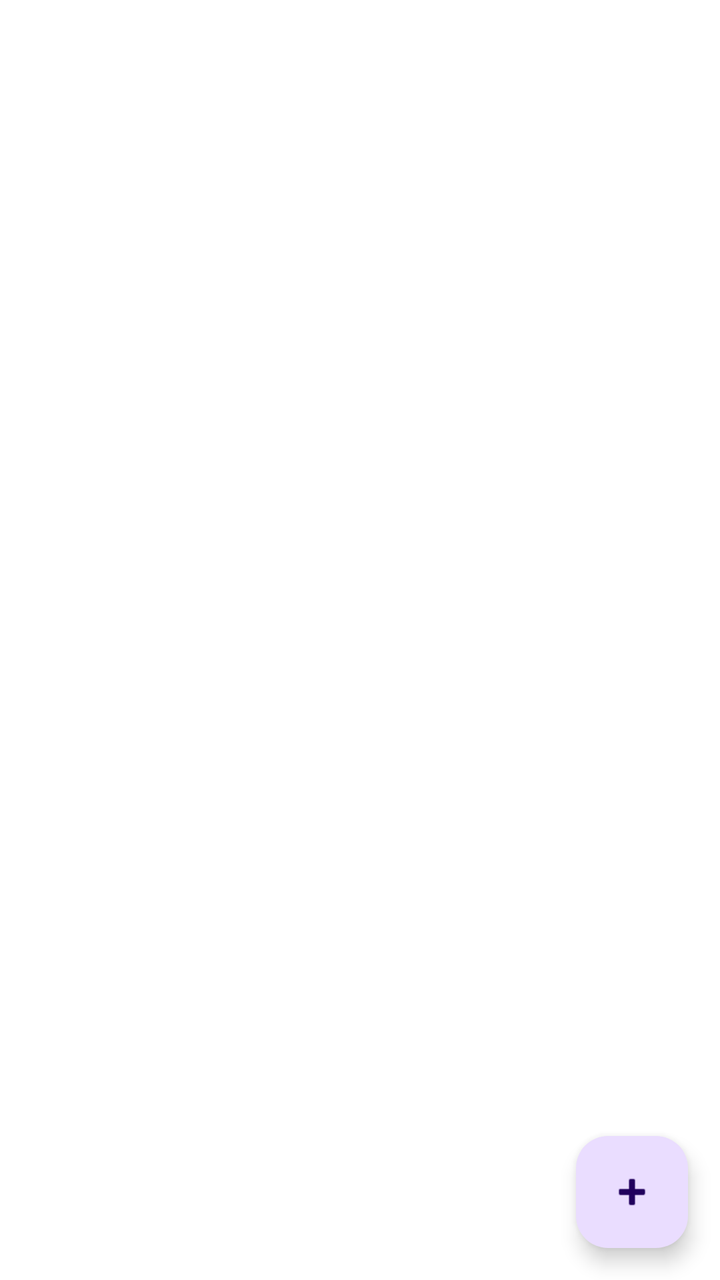
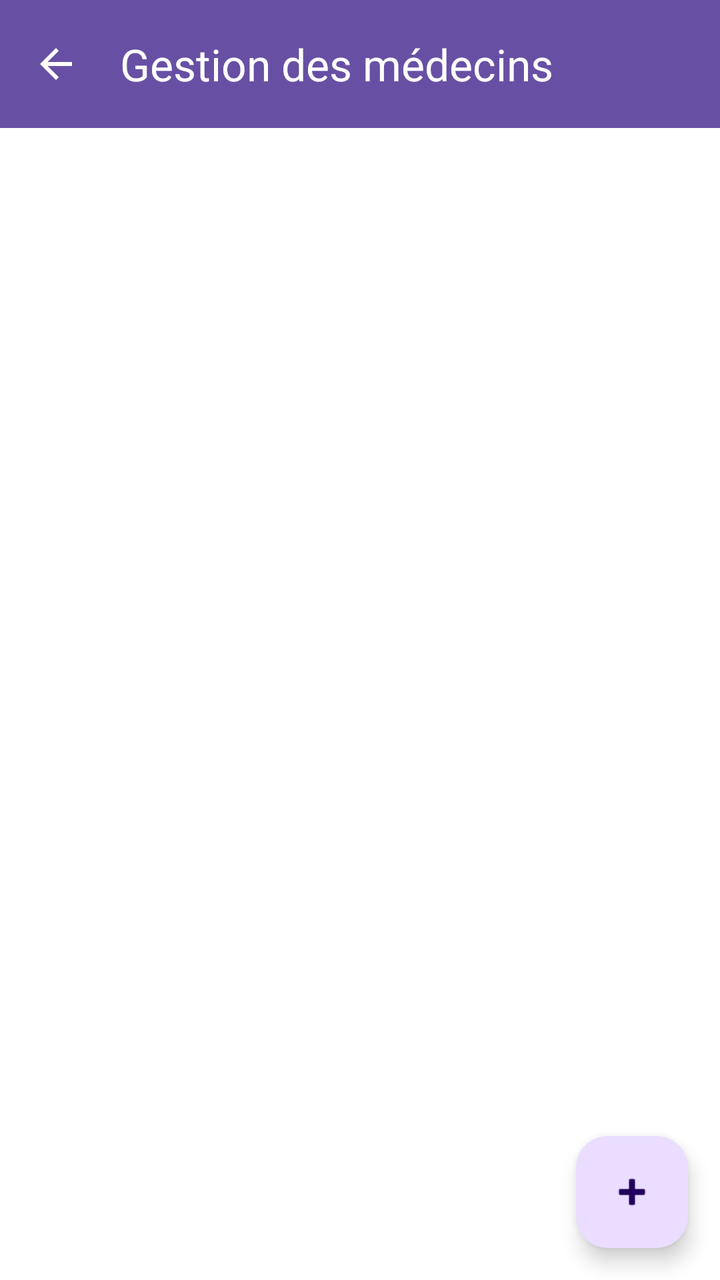

Compare the two renders of this Android layout. The source of the first and the diff that turns it into the second are given below.
<!-- AndroidManifest.xml: application theme Theme.CabinetMedical -->
<!-- res/layout/activity_admin_doctors_list.xml -->
<?xml version="1.0" encoding="utf-8"?>
<RelativeLayout xmlns:android="http://schemas.android.com/apk/res/android"
    android:layout_width="match_parent"
    android:layout_height="match_parent"
    android:background="@color/white">

    
    <androidx.recyclerview.widget.RecyclerView
        android:id="@+id/recycler_view"
        android:layout_width="match_parent"
        android:layout_height="match_parent"
        android:padding="16dp"
        android:clipToPadding="false" />

    
    <ProgressBar
        android:id="@+id/progress_bar"
        android:layout_width="wrap_content"
        android:layout_height="wrap_content"
        android:layout_centerInParent="true"
        android:visibility="gone" />

    
    <TextView
        android:id="@+id/error_message"
        android:layout_width="match_parent"
        android:layout_height="wrap_content"
        android:layout_centerInParent="true"
        android:layout_margin="24dp"
        android:visibility="gone"
        android:text="Erreur de chargement"
        android:textColor="@color/error"
        android:textSize="16sp"
        android:gravity="center"
        android:padding="16dp"
        android:background="@drawable/error_background" />

    
    <TextView
        android:id="@+id/empty_message"
        android:layout_width="wrap_content"
        android:layout_height="wrap_content"
        android:layout_centerInParent="true"
        android:visibility="gone"
        android:text="Aucun médecin enregistré"
        android:textSize="18sp"
        android:textColor="@color/text_secondary" />

    
    <com.google.android.material.floatingactionbutton.FloatingActionButton
        android:id="@+id/fab_add_doctor"
        android:layout_width="wrap_content"
        android:layout_height="wrap_content"
        android:layout_alignParentEnd="true"
        android:layout_alignParentBottom="true"
        android:layout_margin="16dp"
        android:src="@android:drawable/ic_input_add"
        android:contentDescription="Ajouter un médecin" />

</RelativeLayout>
<!-- resources referenced by this layout -->
<resources>
  <color name="error">#F44336</color>
  <color name="text_secondary">#757575</color>
  <color name="white">#FFFFFFFF</color>
  <!-- drawable error_background (drawable) -->
  <?xml version="1.0" encoding="utf-8"?>
  <shape xmlns:android="http://schemas.android.com/apk/res/android"
      android:shape="rectangle">
      <solid android:color="#FFEBEE" />
      <corners android:radius="8dp" />
      <stroke
          android:width="1dp"
          android:color="#F44336" />
  </shape>
  <style name="Theme.CabinetMedical" parent="Base.Theme.CabinetMedical" />
  <style name="Base.Theme.CabinetMedical" parent="Theme.Material3.DayNight.NoActionBar">
          
          
      </style>
</resources>

<!-- the commit's change to res/layout/activity_admin_doctors_list.xml (unified diff, before → after) -->
@@ -1,60 +1,86 @@
 <?xml version="1.0" encoding="utf-8"?>
-<RelativeLayout xmlns:android="http://schemas.android.com/apk/res/android"
+<LinearLayout xmlns:android="http://schemas.android.com/apk/res/android"
+    xmlns:app="http://schemas.android.com/apk/res-auto"
     android:layout_width="match_parent"
     android:layout_height="match_parent"
+    android:orientation="vertical"
     android:background="@color/white">
 
     
-    <androidx.recyclerview.widget.RecyclerView
-        android:id="@+id/recycler_view"
+    <com.google.android.material.appbar.MaterialToolbar
+        android:id="@+id/toolbar"
         android:layout_width="match_parent"
-        android:layout_height="match_parent"
-        android:padding="16dp"
-        android:clipToPadding="false" />
+        android:layout_height="?attr/actionBarSize"
+        android:background="?attr/colorPrimary"
+        app:title="Gestion des médecins"
+        app:titleTextColor="@android:color/white"
+        app:navigationIcon="?attr/homeAsUpIndicator"
+        app:navigationIconTint="@android:color/white" />
 
     
-    <ProgressBar
-        android:id="@+id/progress_bar"
-        android:layout_width="wrap_content"
-        android:layout_height="wrap_content"
-        android:layout_centerInParent="true"
-        android:visibility="gone" />
+    <androidx.coordinatorlayout.widget.CoordinatorLayout
+        android:layout_width="match_parent"
+        android:layout_height="0dp"
+        android:layout_weight="1">
 
-    
-    <TextView
-        android:id="@+id/error_message"
-        android:layout_width="match_parent"
-        android:layout_height="wrap_content"
-        android:layout_centerInParent="true"
-        android:layout_margin="24dp"
-        android:visibility="gone"
-        android:text="Erreur de chargement"
-        android:textColor="@color/error"
-        android:textSize="16sp"
-        android:gravity="center"
-        android:padding="16dp"
-        android:background="@drawable/error_background" />
+        <FrameLayout
+            android:layout_width="match_parent"
+            android:layout_height="match_parent">
 
-    
-    <TextView
-        android:id="@+id/empty_message"
-        android:layout_width="wrap_content"
-        android:layout_height="wrap_content"
-        android:layout_centerInParent="true"
-        android:visibility="gone"
-        android:text="Aucun médecin enregistré"
-        android:textSize="18sp"
-        android:textColor="@color/text_secondary" />
+            
+            <androidx.recyclerview.widget.RecyclerView
+                android:id="@+id/recycler_view"
+                android:layout_width="match_parent"
+                android:layout_height="match_parent"
+                android:padding="16dp"
+                android:clipToPadding="false" />
 
-    
-    <com.google.android.material.floatingactionbutton.FloatingActionButton
-        android:id="@+id/fab_add_doctor"
-        android:layout_width="wrap_content"
-        android:layout_height="wrap_content"
-        android:layout_alignParentEnd="true"
-        android:layout_alignParentBottom="true"
-        android:layout_margin="16dp"
-        android:src="@android:drawable/ic_input_add"
-        android:contentDescription="Ajouter un médecin" />
+            
+            <ProgressBar
+                android:id="@+id/progress_bar"
+                android:layout_width="wrap_content"
+                android:layout_height="wrap_content"
+                android:layout_gravity="center"
+                android:visibility="gone" />
 
-</RelativeLayout>
+            
+            <TextView
+                android:id="@+id/error_message"
+                android:layout_width="match_parent"
+                android:layout_height="wrap_content"
+                android:layout_gravity="center"
+                android:layout_margin="24dp"
+                android:visibility="gone"
+                android:text="Erreur de chargement"
+                android:textColor="@color/error"
+                android:textSize="16sp"
+                android:gravity="center"
+                android:padding="16dp"
+                android:background="@drawable/error_background" />
+
+            
+            <TextView
+                android:id="@+id/empty_message"
+                android:layout_width="wrap_content"
+                android:layout_height="wrap_content"
+                android:layout_gravity="center"
+                android:visibility="gone"
+                android:text="Aucun médecin enregistré"
+                android:textSize="18sp"
+                android:textColor="@color/text_secondary" />
+
+        </FrameLayout>
+
+        
+        <com.google.android.material.floatingactionbutton.FloatingActionButton
+            android:id="@+id/fab_add_doctor"
+            android:layout_width="wrap_content"
+            android:layout_height="wrap_content"
+            android:layout_gravity="bottom|end"
+            android:layout_margin="16dp"
+            android:src="@android:drawable/ic_input_add"
+            android:contentDescription="Ajouter un médecin" />
+
+    </androidx.coordinatorlayout.widget.CoordinatorLayout>
+
+</LinearLayout>
